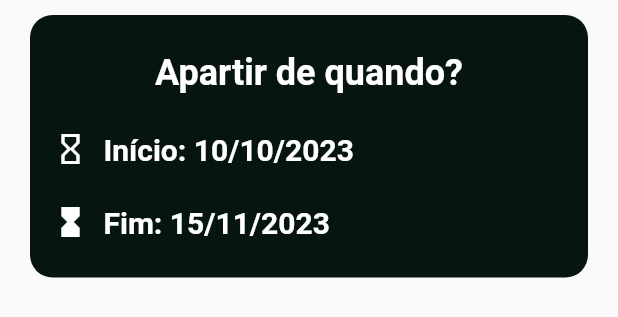
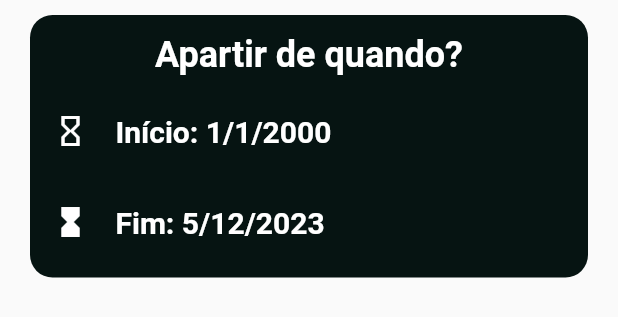
Before and after one commit to HenriqueMichelini/Facilita, a Flutter app: the DateContainer widget shown alone on an empty page, opened directly, on a phone screen of 412 x 824 dp. Shown: the top 317 px of the screen. Run offline on Flutter 3.47's test engine with Material 2 defaults, Android fonts, the phone set to English and light mode, and no system bars; our stand-ins replace dio, firebase_auth, firebase_core, pie_chart; missing offline and left inert: dart:ffi; accounts and stored records are empty; network calls fail.

Commit message:
FIX extrato.dart dates

```diff
--- a/facilita_project/lib/components/date_container.dart
+++ b/facilita_project/lib/components/date_container.dart
@@ -1,7 +1,42 @@
 import 'package:flutter/material.dart';
 
-class DateContainer extends StatelessWidget {
-  const DateContainer({super.key});
+class DateContainer extends StatefulWidget {
+  const DateContainer({Key? key}) : super(key: key);
+
+  @override
+  _DateContainerState createState() => _DateContainerState();
+}
+
+class _DateContainerState extends State<DateContainer> {
+  late DateTime _selectedDate;
+  late DateTime _startDate;
+  late DateTime _endDate;
+
+  @override
+  void initState() {
+    super.initState();
+    _selectedDate = DateTime.now();
+    _startDate = DateTime(2000, 01, 01);
+    _endDate = DateTime.now(); // Set _endDate to current system date
+  }
+
+  Future<void> _selectDate(BuildContext context, bool isStartDate) async {
+    final DateTime? picked = await showDatePicker(
+      context: context,
+      initialDate: isStartDate ? _startDate : _endDate,
+      firstDate: DateTime(2000),
+      lastDate: DateTime(2101),
+    );
+    if (picked != null && picked != (isStartDate ? _startDate : _endDate)) {
+      setState(() {
+        if (isStartDate) {
+          _startDate = picked;
+        } else {
+          _endDate = picked;
+        }
+      });
+    }
+  }
 
   @override
   Widget build(BuildContext context) {
@@ -26,7 +61,6 @@ class DateContainer extends StatelessWidget {
                 children: [
                   Container(
                     alignment: Alignment.center,
-                    // Removed 'child' property here
                     child: const Text(
                       "Apartir de quando?",
                       style: TextStyle(
@@ -36,30 +70,36 @@ class DateContainer extends StatelessWidget {
                       ),
                     ),
                   ),
-                  const Row(
+                  Row(
                     children: [
                       Icon(Icons.hourglass_empty, color: Colors.white),
-                      SizedBox(width: 10), // Add some spacing
-                      Text(
-                        "Início: 10/10/2023",
+                      SizedBox(width: 10),
+                      TextButton(
+                        onPressed: () => _selectDate(context, true),
+                        child: Text(
+                          "Início: ${_startDate.day}/${_startDate.month}/${_startDate.year}",
                           style: TextStyle(
                             color: Colors.white,
                             fontSize: 20,
                             fontWeight: FontWeight.bold,
                           ),
                         ),
+                      ),
                     ],
                   ),
-                  const Row(
+                  Row(
                     children: [
                       Icon(Icons.hourglass_full, color: Colors.white),
-                      SizedBox(width: 10), // Add some spacing
-                      Text(
-                        "Fim: 15/11/2023",
+                      SizedBox(width: 10),
+                      TextButton(
+                        onPressed: () => _selectDate(context, false),
+                        child: Text(
+                          "Fim: ${_endDate.day}/${_endDate.month}/${_endDate.year}",
                           style: TextStyle(
                             color: Colors.white,
                             fontSize: 20,
                             fontWeight: FontWeight.bold,
+                          ),
                         ),
                       ),
                     ],
```
Lines whose indentation alone changed are shown as unchanged.
